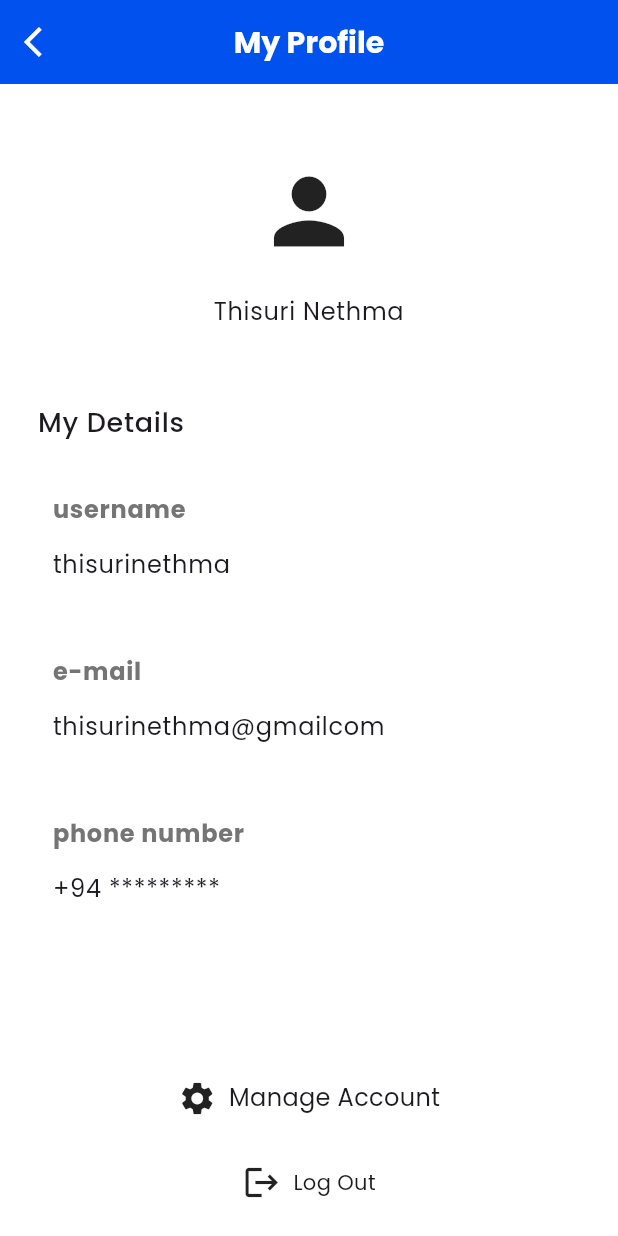
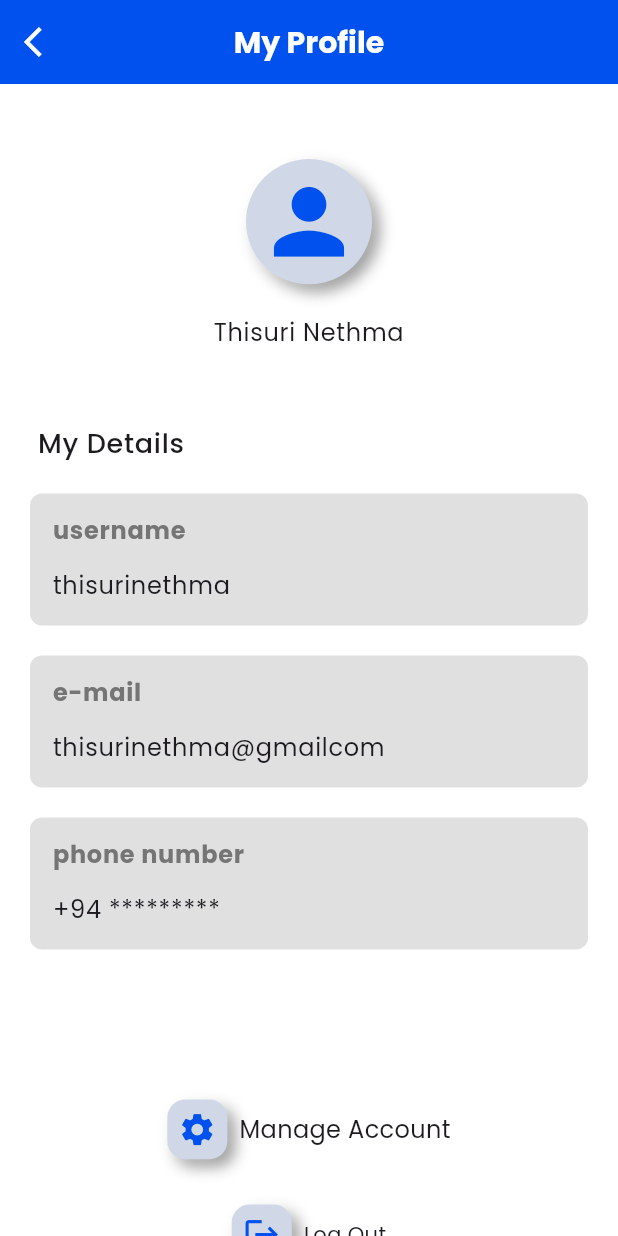
Before and after one commit to wathilaDewnaka/ridelanka-mobile-app-client, a Flutter app: the ProfilePage screen opened directly, on a phone screen of 412 x 824 dp. Run offline on Flutter 3.47's test engine with Material 3 defaults, Android fonts, the phone set to English and light mode, and no system bars; our stand-ins replace firebase_core; accounts and stored records are empty.

Commit message:
Edit User Profile View Layout

```diff
--- a/lib/src/screens/rider/profile_tab.dart
+++ b/lib/src/screens/rider/profile_tab.dart
@@ -30,9 +30,32 @@ class _ProfilePageState extends State<ProfilePage> {
       body: ListView(
         children: [
           const SizedBox(height: 50),
-          Icon(
+          Transform(
+            transform: Matrix4.rotationX(0.1),
+            child: Container(
+              padding: EdgeInsets.all(7),
+              decoration: BoxDecoration(
+                color: Color(0xFFD0D8E8),
+                shape: BoxShape.circle,
+                boxShadow: [
+                  BoxShadow(
+                    color: Colors.black.withOpacity(0.4),
+                    offset: Offset(5, 5),
+                    blurRadius: 8,
+                  ),
+                  BoxShadow(
+                    color: Colors.white.withOpacity(0.6),
+                    offset: Offset(-3, -3),
+                    blurRadius: 8,
+                  ),
+                ],
+              ),
+              child: Icon(
                 Icons.person,
                 size: 70,
+                color: Color(0xFF0051ED),
+              ),
+            ),
           ),
           SizedBox(height: 20),
           Text(
@@ -52,6 +75,10 @@ class _ProfilePageState extends State<ProfilePage> {
             ),
           ),
           Container(
+            decoration: BoxDecoration(
+              color: Colors.grey[300],
+              borderRadius: BorderRadius.circular(8),
+            ),
             padding: EdgeInsets.only(left: 15, bottom: 15),
             margin: const EdgeInsets.only(left: 20, right: 20, top: 20),
             child: Column(
@@ -79,6 +106,10 @@ class _ProfilePageState extends State<ProfilePage> {
             ),
           ),
           Container(
+            decoration: BoxDecoration(
+              color: Colors.grey[300],
+              borderRadius: BorderRadius.circular(8),
+            ),
             padding: EdgeInsets.only(left: 15, bottom: 15),
             margin: const EdgeInsets.only(left: 20, right: 20, top: 20),
             child: Column(
@@ -106,6 +137,10 @@ class _ProfilePageState extends State<ProfilePage> {
             ),
           ),
           Container(
+            decoration: BoxDecoration(
+              color: Colors.grey[300],
+              borderRadius: BorderRadius.circular(8),
+            ),
             padding: EdgeInsets.only(left: 15, bottom: 15),
             margin: const EdgeInsets.only(left: 20, right: 20, top: 20),
             child: Column(
@@ -138,9 +173,32 @@ class _ProfilePageState extends State<ProfilePage> {
               Row(
                 mainAxisAlignment: MainAxisAlignment.center,
                 children: [
-                  Icon(
+                  Transform(
+                    transform: Matrix4.rotationX(0.1),
+                    child: Container(
+                      padding: EdgeInsets.all(7),
+                      decoration: BoxDecoration(
+                        color: Color(0xFFD0D8E8),
+                        borderRadius: BorderRadius.circular(12),
+                        boxShadow: [
+                          BoxShadow(
+                            color: Colors.black.withOpacity(0.4),
+                            offset: Offset(5, 5),
+                            blurRadius: 8,
+                          ),
+                          BoxShadow(
+                            color: Colors.white.withOpacity(0.6),
+                            offset: Offset(-3, -3),
+                            blurRadius: 8,
+                          ),
+                        ],
+                      ),
+                      child: Icon(
                         Icons.settings,
                         size: 26,
+                        color: Color(0xFF0051ED),
+                      ),
+                    ),
                   ),
                   SizedBox(width: 8),
                   Text(
@@ -153,9 +211,32 @@ class _ProfilePageState extends State<ProfilePage> {
               Row(
                 mainAxisAlignment: MainAxisAlignment.center,
                 children: [
-                  Icon(
+                  Transform(
+                    transform: Matrix4.rotationX(0.1),
+                    child: Container(
+                      padding: EdgeInsets.all(7),
+                      decoration: BoxDecoration(
+                        color: Color(0xFFD0D8E8),
+                        borderRadius: BorderRadius.circular(12),
+                        boxShadow: [
+                          BoxShadow(
+                            color: Colors.black.withOpacity(0.4),
+                            offset: Offset(5, 5),
+                            blurRadius: 8,
+                          ),
+                          BoxShadow(
+                            color: Colors.white.withOpacity(0.6),
+                            offset: Offset(-3, -3),
+                            blurRadius: 8,
+                          ),
+                        ],
+                      ),
+                      child: Icon(
                         Icons.logout,
                         size: 26,
+                        color: Color(0xFF0051ED),
+                      ),
+                    ),
                   ),
                   SizedBox(width: 8),
                   Text('Log Out'),
```
Lines whose indentation alone changed are shown as unchanged.
